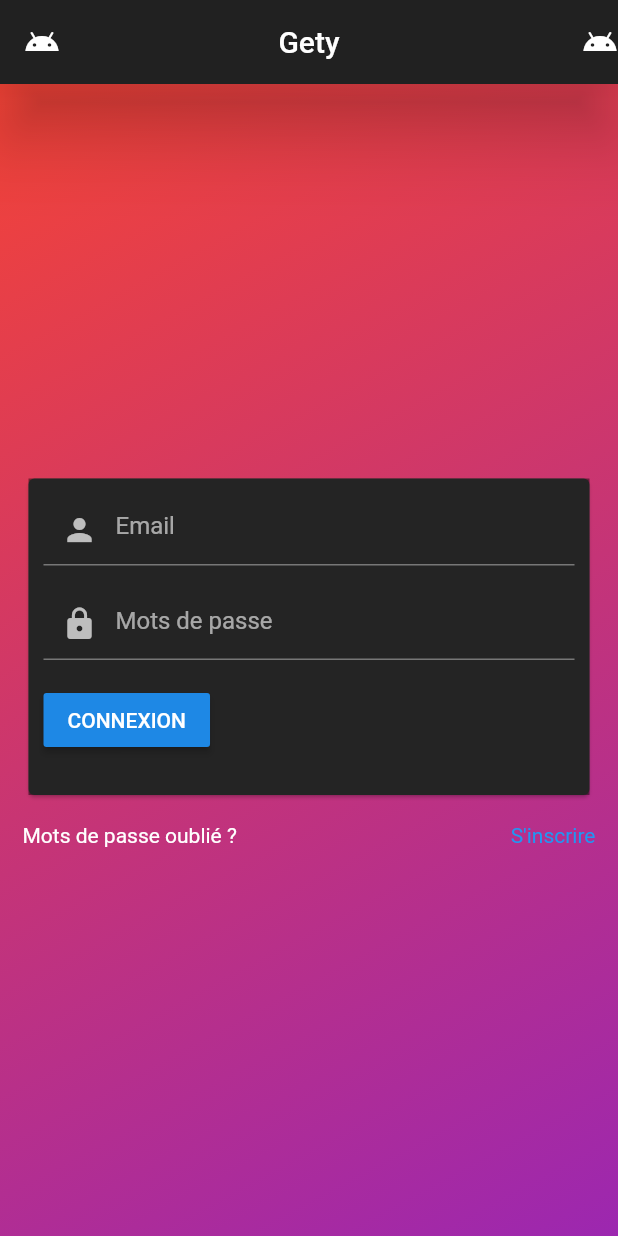
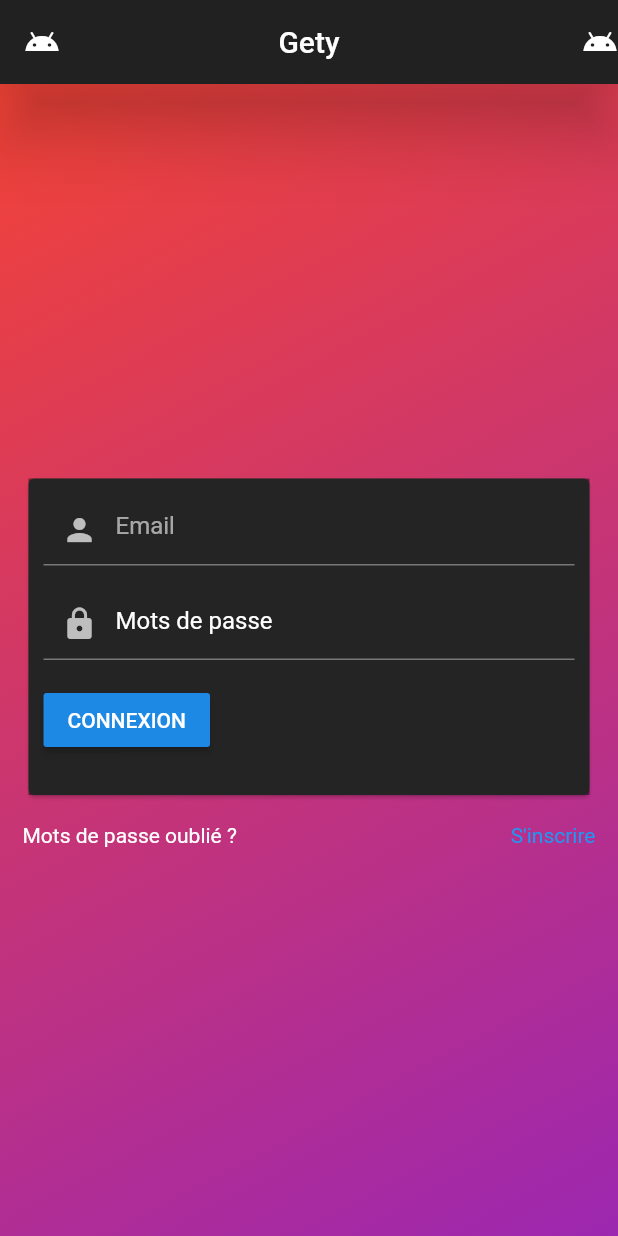
Before and after one commit to GeoffroyMuller/Gety, a Flutter app: the screen it shows after launch, on a phone screen of 412 x 824 dp. Run offline on Flutter 3.47's test engine with Material 2 defaults, Android fonts, the phone set to English and light mode, and no system bars; missing offline and left inert: aqueduct; project files that could hold a hidden picture were left out.

```diff
--- a/gety_front/lib/components/ConnectionForm.dart
+++ b/gety_front/lib/components/ConnectionForm.dart
@@ -36,9 +36,13 @@ class _ConnectionForm extends State<ConnectionForm> {
             height: 15.0,
           ),
           TextFormField(
+            obscureText: true,
             decoration: const InputDecoration(
               prefixIcon: Icon(Icons.lock),
               hintText: 'Mots de passe',
+              hintStyle: TextStyle(
+                color: Colors.white
+              )
             ),
             validator: (value) {
               if (value.isEmpty) {
```
Also changed, not shown: gety_front/lib/components/Header.dart (deleted, +0 -18 lines).
